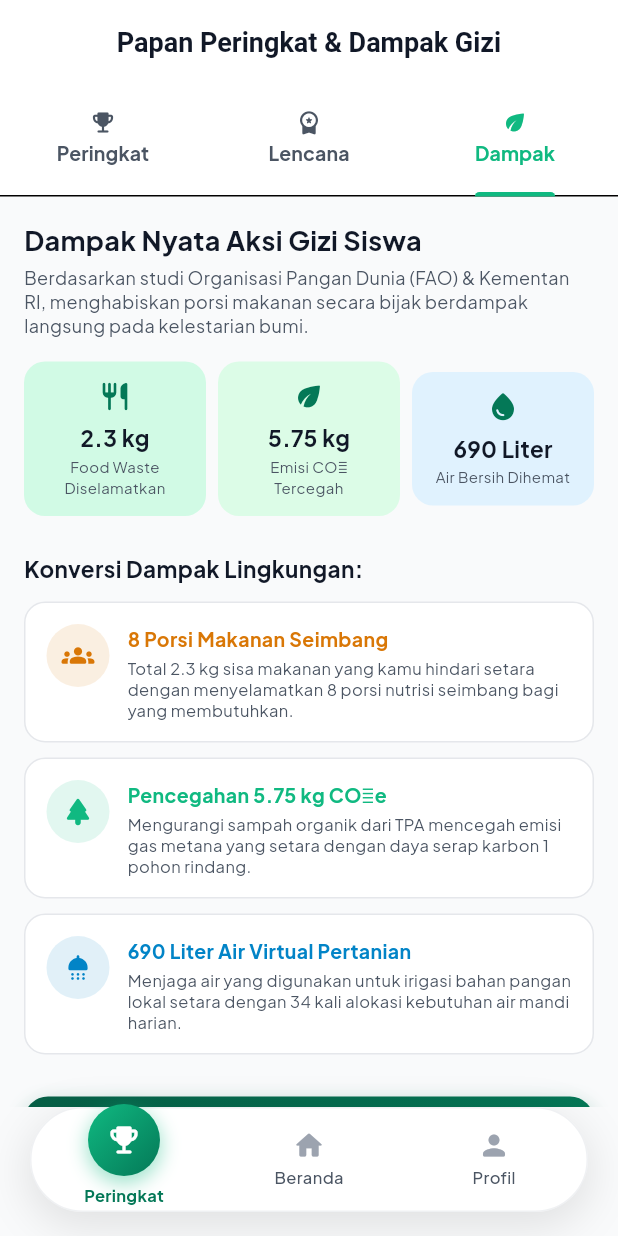
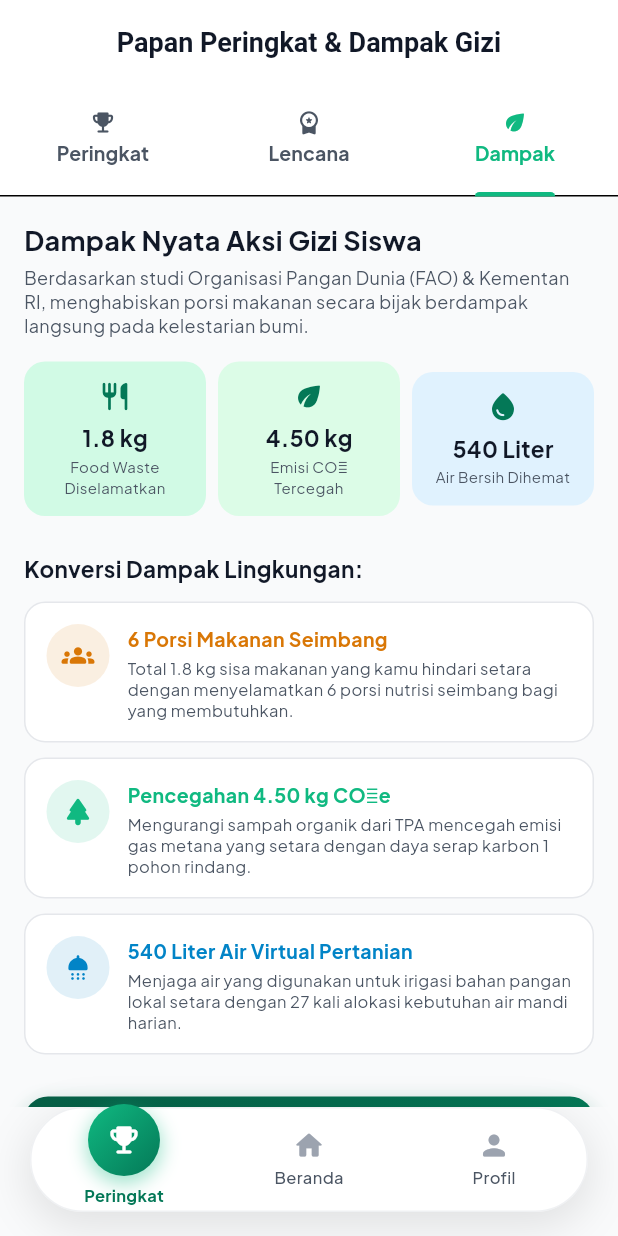
Before and after one commit to Daffarael/MBGTrust, a Flutter app: the screen it shows after launch, tab 3 chosen, on a phone screen of 412 x 824 dp. Run offline on Flutter 3.47's test engine with Material 3 defaults, Android fonts, the phone set to English and light mode, and no system bars; our stand-ins replace dio, fl_chart, flutter_riverpod, flutter_secure_storage, go_router, google_fonts; network calls fail.

Commit message:
feat: make environmental impact tab metrics dynamic based on pupil evaluation submission state

```diff
--- a/mbgtrust-frontend/lib/features/evaluation/presentation/gamification_screen.dart
+++ b/mbgtrust-frontend/lib/features/evaluation/presentation/gamification_screen.dart
@@ -754,6 +754,12 @@ class _GamificationScreenState extends ConsumerState<GamificationScreen>
 
   /// Tab 3: Dampak Lingkungan (Scientific Facts & Educational Cards)
   Widget _buildImpactTab() {
+    final double userWasteSaved = _isRankedUp ? 2.3 : 1.8;
+    final double userCo2Saved = double.parse((userWasteSaved * 2.5).toStringAsFixed(2));
+    final int userWaterSaved = (userWasteSaved * 300).round();
+    final int userPortionsSaved = (userWasteSaved * 3.5).round();
+    final int userShowersSaved = (userWaterSaved / 20).round();
+
     return SingleChildScrollView(
       padding: const EdgeInsets.all(16.0),
       child: Column(
@@ -774,13 +780,13 @@ class _GamificationScreenState extends ConsumerState<GamificationScreen>
           ),
           const SizedBox(height: 16),
 
-          // 3 Metric Cards Berbasis Data Ilmiah
+          // 3 Metric Cards Berbasis Data Ilmiah Dinamis
           Row(
             children: [
               Expanded(
                 child: _buildMetricCard(
                   iconData: Icons.restaurant_rounded,
-                  title: '2.3 kg',
+                  title: '${userWasteSaved.toStringAsFixed(1)} kg',
                   subtitle: 'Food Waste Diselamatkan',
                   color: AppColors.primaryLight,
                 ),
@@ -789,7 +795,7 @@ class _GamificationScreenState extends ConsumerState<GamificationScreen>
               Expanded(
                 child: _buildMetricCard(
                   iconData: Icons.eco_rounded,
-                  title: '5.75 kg',
+                  title: '${userCo2Saved.toStringAsFixed(2)} kg',
                   subtitle: 'Emisi CO₂ Tercegah',
                   color: const Color(0xFFDCFCE7),
                 ),
@@ -798,7 +804,7 @@ class _GamificationScreenState extends ConsumerState<GamificationScreen>
               Expanded(
                 child: _buildMetricCard(
                   iconData: Icons.water_drop_rounded,
-                  title: '690 Liter',
+                  title: '$userWaterSaved Liter',
                   subtitle: 'Air Bersih Dihemat',
                   color: const Color(0xFFE0F2FE),
                 ),
@@ -807,7 +813,7 @@ class _GamificationScreenState extends ConsumerState<GamificationScreen>
           ),
           const SizedBox(height: 24),
 
-          // Kartu Penjelasan Edukatif Berbasis Fakta Lingkungan
+          // Kartu Penjelasan Edukatif Berbasis Fakta Lingkungan Dinamis
           const Text(
             'Konversi Dampak Lingkungan:',
             style: TextStyle(
@@ -821,22 +827,22 @@ class _GamificationScreenState extends ConsumerState<GamificationScreen>
           _buildImpactEquivalencyCard(
             icon: Icons.groups_rounded,
             color: const Color(0xFFD97706),
-            title: '8 Porsi Makanan Seimbang',
-            description: 'Total 2.3 kg sisa makanan yang kamu hindari setara dengan menyelamatkan 8 porsi nutrisi seimbang bagi yang membutuhkan.',
+            title: '$userPortionsSaved Porsi Makanan Seimbang',
+            description: 'Total ${userWasteSaved.toStringAsFixed(1)} kg sisa makanan yang kamu hindari setara dengan menyelamatkan $userPortionsSaved porsi nutrisi seimbang bagi yang membutuhkan.',
           ),
           const SizedBox(height: 10),
           _buildImpactEquivalencyCard(
             icon: Icons.park_rounded,
             color: AppColors.primary,
-            title: 'Pencegahan 5.75 kg CO₂e',
+            title: 'Pencegahan ${userCo2Saved.toStringAsFixed(2)} kg CO₂e',
             description: 'Mengurangi sampah organik dari TPA mencegah emisi gas metana yang setara dengan daya serap karbon 1 pohon rindang.',
           ),
           const SizedBox(height: 10),
           _buildImpactEquivalencyCard(
             icon: Icons.shower_rounded,
             color: const Color(0xFF0284C7),
-            title: '690 Liter Air Virtual Pertanian',
-            description: 'Menjaga air yang digunakan untuk irigasi bahan pangan lokal setara dengan 34 kali alokasi kebutuhan air mandi harian.',
+            title: '$userWaterSaved Liter Air Virtual Pertanian',
+            description: 'Menjaga air yang digunakan untuk irigasi bahan pangan lokal setara dengan $userShowersSaved kali alokasi kebutuhan air mandi harian.',
           ),
 
           const SizedBox(height: 28),
```
